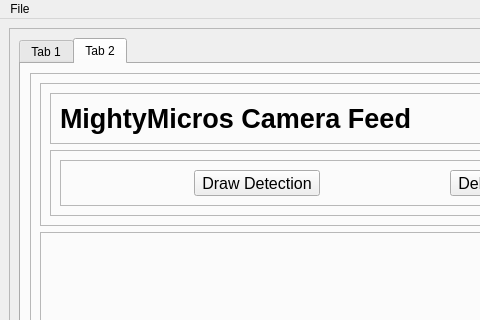
The window that files/main.ui (Artimba/MightyMicros) describes before a commit, drawn with Qt 5; both pictures show x 0 to 480 and y 0 to 320 of the 1363 by 787 pixel window.
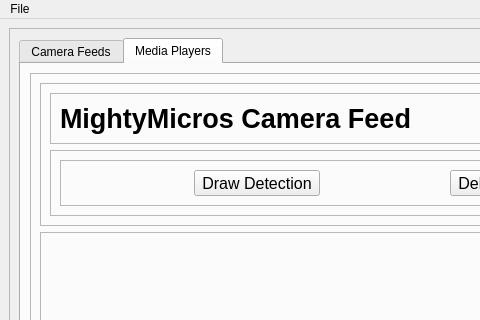
The same window after the commit.

Commit message: trying to fix seg fault error

What changed in the file:
```diff
--- a/files/main.ui
+++ b/files/main.ui
@@ -43,7 +43,7 @@
          </property>
          <widget class="QWidget" name="RecordTab">
           <attribute name="title">
-           <string>Tab 1</string>
+           <string>Camera Feeds</string>
           </attribute>
           <layout class="QHBoxLayout" name="horizontalLayout_5">
            <item>
@@ -231,7 +231,7 @@
          </widget>
          <widget class="QWidget" name="tab_2">
           <attribute name="title">
-           <string>Tab 2</string>
+           <string>Media Players</string>
           </attribute>
           <layout class="QHBoxLayout" name="horizontalLayout_16">
            <item>
```
The commit also changes 2 other files.
